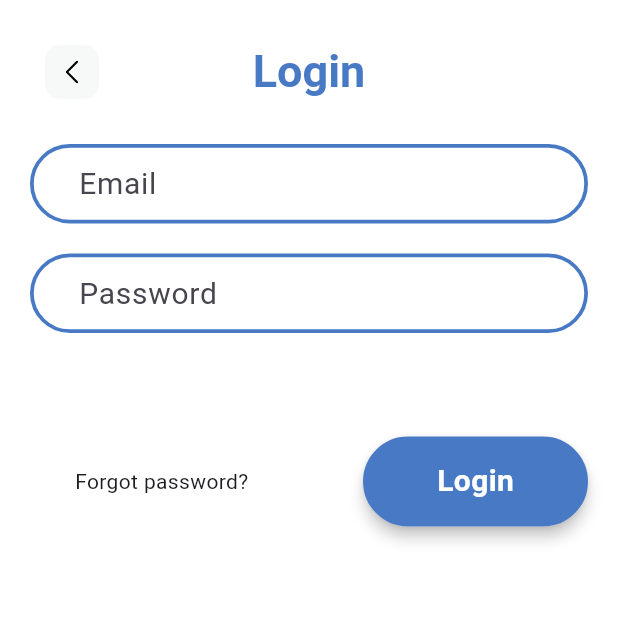
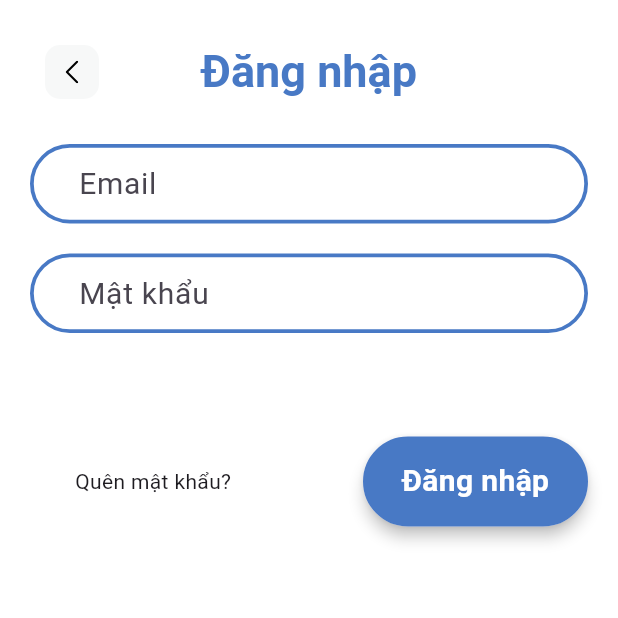
Before and after one commit to minkuan-buu/HMES-Mobile, a Flutter app: the LoginPage screen opened by its route, on a phone screen of 412 x 824 dp, the top half of it. Run offline on Flutter 3.47's test engine with Material 3 defaults, Android fonts, the phone set to English and light mode, and no system bars; drawn by our look-alikes of loading_overlay; our stand-ins replace flutter_secure_storage, flutter_svg, rflutter_alert; accounts and stored records are empty; Roboto replaces fonts that are missing (Ubuntu).

Commit message:
[Fix] Translate to Vietnamese

```diff
--- a/lib/pages/home.dart
+++ b/lib/pages/home.dart
@@ -42,9 +42,9 @@ class _HomePageState extends State<HomePage> {
                         crossAxisAlignment: CrossAxisAlignment.center,
                         mainAxisAlignment: MainAxisAlignment.spaceEvenly,
                         children: [
-                          const ScreenTitle(title: 'Welcome to HMES'),
+                          const ScreenTitle(title: 'Chào mừng đến với HMES'),
                           const Text(
-                            'Manage your hydroponic monitoring system.',
+                            'Quản lý thiết bị thủy canh của bạn một cách dễ dàng.',
                             textAlign: TextAlign.center,
                             style: TextStyle(color: Colors.grey, fontSize: 20),
                           ),
@@ -52,7 +52,7 @@ class _HomePageState extends State<HomePage> {
                           Hero(
                             tag: 'login_btn',
                             child: CustomButton(
-                              buttonText: 'Login',
+                              buttonText: 'Đăng nhập',
                               onPressed: () {
                                 Navigator.push(
                                   context,
@@ -67,7 +67,7 @@ class _HomePageState extends State<HomePage> {
                           Hero(
                             tag: 'signup_btn',
                             child: CustomButton(
-                              buttonText: 'Sign Up',
+                              buttonText: 'Đăng ký',
                               isOutlined: true,
                               onPressed: () {
                                 Navigator.pushNamed(context, SignUpPage.id);
--- a/lib/pages/login.dart
+++ b/lib/pages/login.dart
@@ -49,7 +49,10 @@ class _LoginPageState extends State<LoginPage> {
                       mainAxisAlignment: MainAxisAlignment.center,
                       crossAxisAlignment: CrossAxisAlignment.center,
                       children: [
-                        ScreenTitle(title: 'Login', backId: LoginPage.backId),
+                        ScreenTitle(
+                          title: 'Đăng nhập',
+                          backId: LoginPage.backId,
+                        ),
                         SizedBox(height: 20),
                         CustomTextField(
                           textField: TextField(
@@ -71,7 +74,7 @@ class _LoginPageState extends State<LoginPage> {
                             },
                             style: const TextStyle(fontSize: 20),
                             decoration: kTextInputDecoration.copyWith(
-                              hintText: 'Password',
+                              hintText: 'Mật khẩu',
                             ),
                           ),
                         ),
@@ -84,9 +87,9 @@ class _LoginPageState extends State<LoginPage> {
                             : Container(),
                         SizedBox(height: 20),
                         CustomBottomScreen(
-                          textButton: 'Login',
+                          textButton: 'Đăng nhập',
                           heroTag: 'login_btn',
-                          question: 'Forgot password?',
+                          question: 'Quên mật khẩu?',
                           buttonPressed: () async {
                             FocusManager.instance.primaryFocus?.unfocus();
                             setState(() {
```
